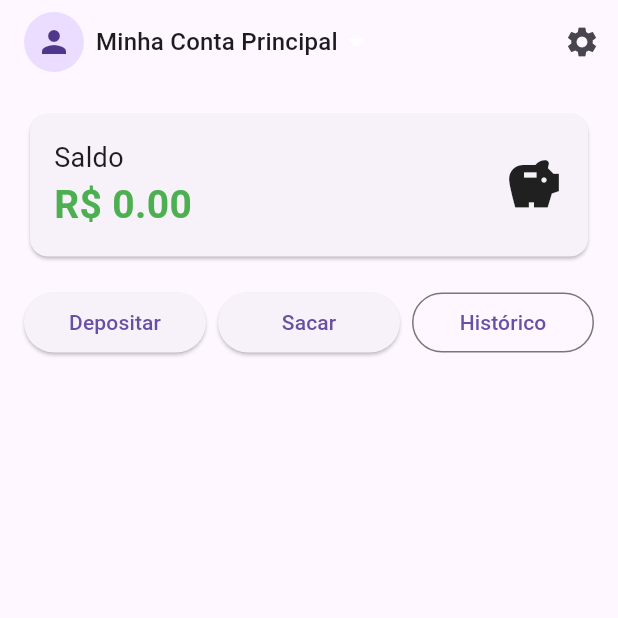
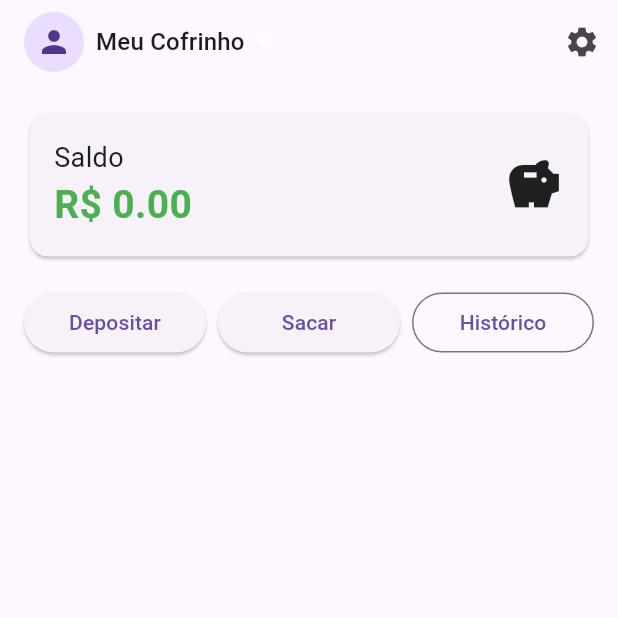
Before and after one commit to elbriga/my_kid_money, a Flutter app: the screen it shows after launch, on a phone screen of 412 x 824 dp, the top half of it. Run offline on Flutter 3.47's test engine with Material 3 defaults, Android fonts, the phone set to English and light mode, and no system bars; our stand-ins replace audioplayers, confetti, fl_chart, image_picker, local_auth, shared_preferences; accounts and stored records are empty.

Commit message:
ainda renomeando

```diff
--- a/lib/screens/home_screen.dart
+++ b/lib/screens/home_screen.dart
@@ -45,7 +45,7 @@ class _HomeScreenState extends State<HomeScreen> {
       if (_accounts.isEmpty) {
         // This case should ideally be handled by StorageService.init()
         // but as a fallback, create a default account
-        final defaultAccount = Account(name: 'Minha Conta Principal');
+        final defaultAccount = Account(name: 'Meu Cofrinho');
         await StorageService.addAccount(defaultAccount);
         await StorageService.setCurrentAccountId(defaultAccount.id);
         _accounts.add(defaultAccount);
--- a/lib/services/storage_service.dart
+++ b/lib/services/storage_service.dart
@@ -14,7 +14,7 @@ class StorageService {
 
     // Initialize accounts if they don't exist
     if (!_prefs.containsKey(_accountsListKey)) {
-      final defaultAccount = Account(name: 'Minha Conta Principal');
+      final defaultAccount = Account(name: 'Meu Cofrinho');
       await _saveAllAccounts([defaultAccount]);
       await _prefs.setString(_currentAccountIdKey, defaultAccount.id);
     }
```
